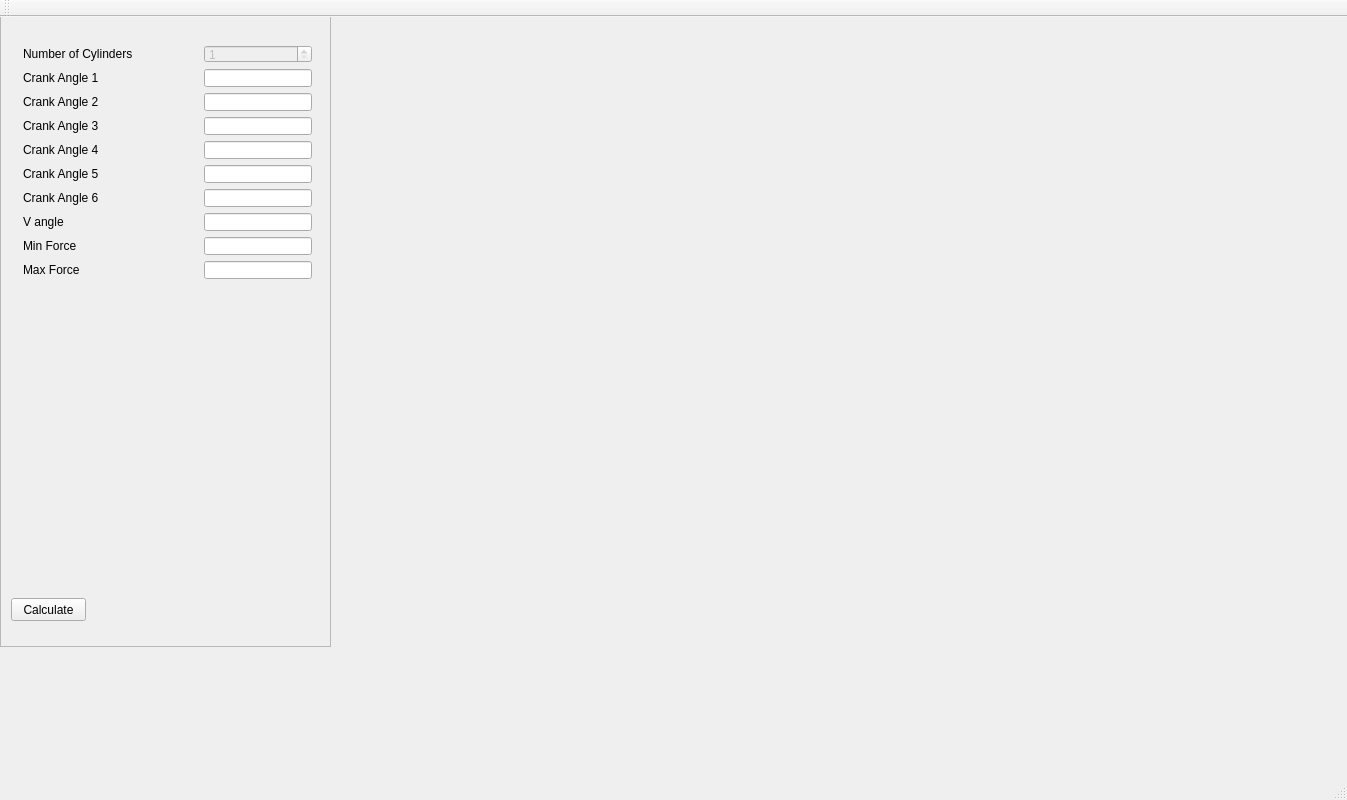
Above: qt/EnginePolar/mainwindow.ui from ct2034/enginepolar before the change. Below: the same form after it.
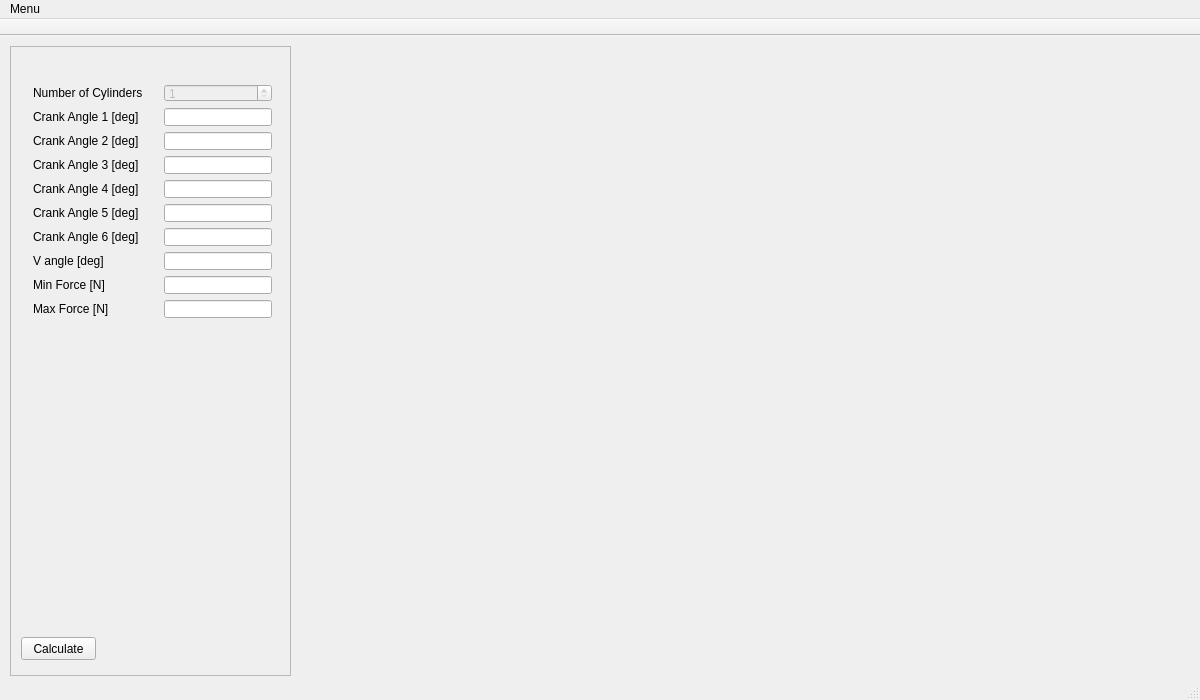
That is the form after the change.

The edit to the form file:
```diff
--- a/qt/EnginePolar/mainwindow.ui
+++ b/qt/EnginePolar/mainwindow.ui
@@ -6,8 +6,8 @@
    <rect>
     <x>0</x>
     <y>0</y>
-    <width>1347</width>
-    <height>800</height>
+    <width>1200</width>
+    <height>700</height>
    </rect>
   </property>
   <property name="sizePolicy">
@@ -18,14 +18,14 @@
   </property>
   <property name="minimumSize">
    <size>
-    <width>500</width>
-    <height>800</height>
+    <width>1200</width>
+    <height>700</height>
    </size>
   </property>
   <property name="maximumSize">
    <size>
-    <width>16777215</width>
-    <height>800</height>
+    <width>1200</width>
+    <height>700</height>
    </size>
   </property>
   <property name="windowTitle">
@@ -35,10 +35,10 @@
    <widget class="QScrollArea" name="scrollArea">
     <property name="geometry">
      <rect>
-      <x>0</x>
-      <y>-10</y>
-      <width>331</width>
-      <height>640</height>
+      <x>10</x>
+      <y>10</y>
+      <width>281</width>
+      <height>630</height>
      </rect>
     </property>
     <property name="sizePolicy">
@@ -50,7 +50,7 @@
     <property name="minimumSize">
      <size>
       <width>100</width>
-      <height>640</height>
+      <height>630</height>
      </size>
     </property>
     <property name="maximumSize">
@@ -67,8 +67,8 @@
       <rect>
        <x>0</x>
        <y>0</y>
-       <width>329</width>
-       <height>638</height>
+       <width>279</width>
+       <height>628</height>
       </rect>
      </property>
      <widget class="QPushButton" name="pushButton">
@@ -84,12 +84,12 @@
        <string>Calculate</string>
       </property>
      </widget>
-     <widget class="QWidget" name="">
+     <widget class="QWidget" name="layoutWidget">
       <property name="geometry">
        <rect>
         <x>11</x>
         <y>26</y>
-        <width>311</width>
+        <width>261</width>
         <height>256</height>
        </rect>
       </property>
@@ -117,7 +117,7 @@
        <item row="1" column="0">
         <widget class="QLabel" name="label_2">
          <property name="text">
-          <string>Crank Angle 1</string>
+          <string>Crank Angle 1 [deg]</string>
          </property>
         </widget>
        </item>
@@ -131,7 +131,7 @@
        <item row="2" column="0">
         <widget class="QLabel" name="label_3">
          <property name="text">
-          <string>Crank Angle 2</string>
+          <string>Crank Angle 2 [deg]</string>
          </property>
         </widget>
        </item>
@@ -145,7 +145,7 @@
        <item row="3" column="0">
         <widget class="QLabel" name="label_4">
          <property name="text">
-          <string>Crank Angle 3</string>
+          <string>Crank Angle 3 [deg]</string>
          </property>
         </widget>
        </item>
@@ -159,7 +159,7 @@
        <item row="4" column="0">
         <widget class="QLabel" name="label_5">
          <property name="text">
-          <string>Crank Angle 4</string>
+          <string>Crank Angle 4 [deg]</string>
          </property>
         </widget>
        </item>
@@ -173,7 +173,7 @@
        <item row="5" column="0">
         <widget class="QLabel" name="label_6">
          <property name="text">
-          <string>Crank Angle 5</string>
+          <string>Crank Angle 5 [deg]</string>
          </property>
         </widget>
        </item>
@@ -187,7 +187,7 @@
        <item row="6" column="0">
         <widget class="QLabel" name="label_7">
          <property name="text">
-          <string>Crank Angle 6</string>
+          <string>Crank Angle 6 [deg]</string>
          </property>
         </widget>
        </item>
@@ -201,7 +201,7 @@
        <item row="7" column="0">
         <widget class="QLabel" name="label_8">
          <property name="text">
-          <string>V angle</string>
+          <string>V angle [deg]</string>
          </property>
         </widget>
        </item>
@@ -215,7 +215,7 @@
        <item row="8" column="0">
         <widget class="QLabel" name="label_9">
          <property name="text">
-          <string>Min Force</string>
+          <string>Min Force [N]</string>
          </property>
         </widget>
        </item>
@@ -229,7 +229,7 @@
        <item row="9" column="0">
         <widget class="QLabel" name="label_10">
          <property name="text">
-          <string>Max Force</string>
+          <string>Max Force [N]</string>
          </property>
         </widget>
        </item>
@@ -270,10 +270,10 @@
    <widget class="QLabel" name="imageLabel">
     <property name="geometry">
      <rect>
-      <x>329</x>
-      <y>-1</y>
-      <width>841</width>
-      <height>621</height>
+      <x>300</x>
+      <y>10</y>
+      <width>881</width>
+      <height>631</height>
      </rect>
     </property>
     <property name="sizePolicy">
@@ -298,12 +298,28 @@
     <rect>
      <x>0</x>
      <y>0</y>
-     <width>1347</width>
+     <width>1200</width>
      <height>21</height>
     </rect>
    </property>
+   <widget class="QMenu" name="menuMenu">
+    <property name="title">
+     <string>Menu</string>
+    </property>
+    <addaction name="actionOpen"/>
+    <addaction name="actionSave"/>
+    <addaction name="separator"/>
+    <addaction name="actionQuit"/>
+   </widget>
+   <addaction name="menuMenu"/>
   </widget>
   <widget class="QToolBar" name="mainToolBar">
+   <property name="enabled">
+    <bool>false</bool>
+   </property>
+   <property name="movable">
+    <bool>false</bool>
+   </property>
    <attribute name="toolBarArea">
     <enum>TopToolBarArea</enum>
    </attribute>
```
Left out of the diff: 58 changed lines with no effect on the pictures.
